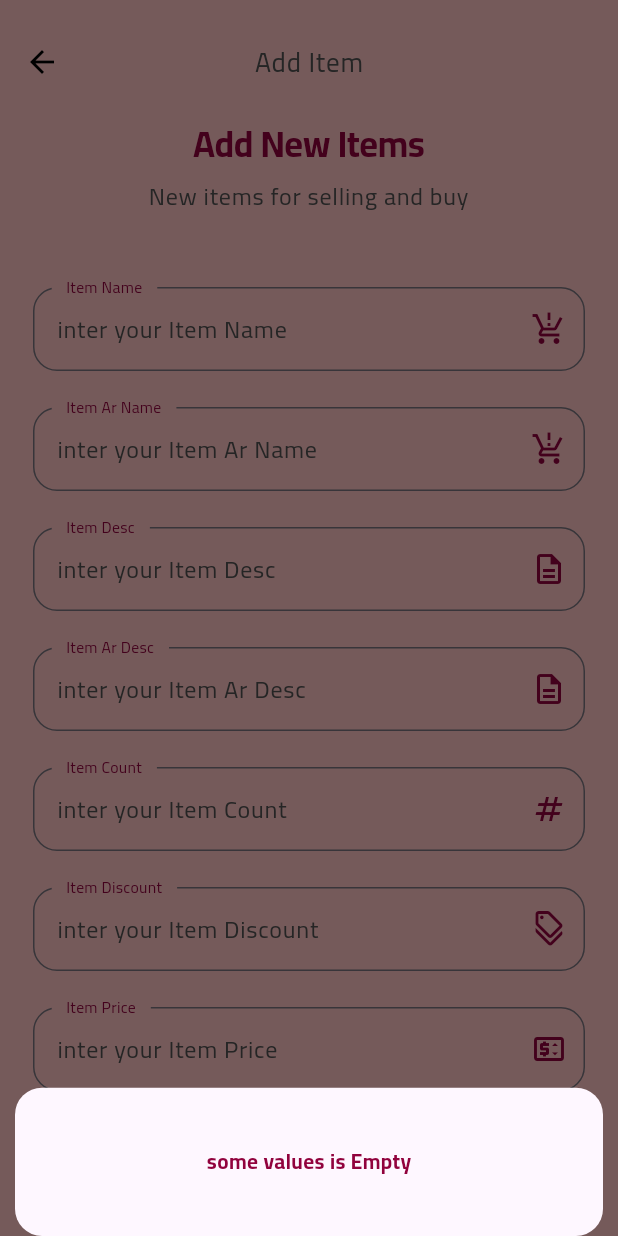
After one commit to waheedoofHnblaas/getx, a Flutter app: the AddItemPage screen opened by its route, after a tap on "ADD", on a phone screen of 412 x 824 dp. The commit adds this screen. Run offline on Flutter 3.47's test engine with Material 2 defaults, Android fonts, the light colour scheme and no system bars; our stand-ins replace animated_theme_switcher, cached_network_image, dartz, device_preview, firebase_core, firebase_messaging and 6 more; accounts and stored records are empty; statements that could not run were skipped; project files that could hold a hidden picture were left out.

Commit message:
ADD image and text new item

```diff
--- /dev/null
+++ b/lib/controller/additemcontoller/additemcontroller.dart
@@ -0,0 +1,137 @@
+import 'dart:io';
+
+import 'package:flutter/widgets.dart';
+import 'package:get/get.dart';
+import 'package:getx/controller/home/homecontroller.dart';
+import 'package:getx/core/class/statusrequest.dart';
+import 'package:getx/core/constant/approutes.dart';
+import 'package:getx/core/function/handlingdata.dart';
+import 'package:getx/data/datasource/remote/additem/additem.dart';
+import 'package:getx/data/datasource/remote/auth/signup.dart';
+import 'package:image_picker/image_picker.dart';
+import 'package:path/path.dart';
+
+abstract class additemControllerVM extends GetxController {
+  add();
+
+  getImagePath();
+
+  bool isValied();
+}
+
+class AddItemController extends additemControllerVM {
+  HomeController homeController = Get.find();
+  StatusRequest statusRequest = StatusRequest.none;
+  final ImagePicker _picker = ImagePicker();
+
+  final AddItemData addItemData = AddItemData(Get.find());
+  late GlobalKey<FormState> formState = GlobalKey<FormState>();
+
+  late TextEditingController item_name;
+  late TextEditingController items_cat;
+  late TextEditingController items_name_ar;
+  late TextEditingController items_desc;
+  late TextEditingController items_desc_ar;
+  late TextEditingController items_count;
+  late TextEditingController items_active;
+  late TextEditingController items_price;
+  late TextEditingController items_discount;
+  File? file;
+
+  @override
+  void onInit() {
+    item_name = TextEditingController();
+    items_active = TextEditingController(text: '1');
+    items_cat = TextEditingController();
+    items_desc = TextEditingController();
+    items_desc_ar = TextEditingController();
+    items_name_ar = TextEditingController();
+    items_count = TextEditingController();
+    items_discount = TextEditingController();
+    items_price = TextEditingController();
+    super.onInit();
+  }
+
+  @override
+  Future getImagePath() async {
+    final PickedFile? image = await _picker.getImage(
+      source: ImageSource.gallery,
+    );
+    file = File(image?.path ?? file!.path);
+
+    update();
+    print(basename(file!.path));
+  }
+
+  @override
+  add() async {
+    if (formState.currentState!.validate() && isValied()) {
+      statusRequest = StatusRequest.loading;
+      update();
+      print('add item : ${item_name.text}');
+
+      var response = await addItemData.addItemData(
+        item_name: item_name.text,
+        items_cat: items_cat.text,
+        items_name_ar: items_name_ar.text,
+        items_desc: items_desc.text,
+        items_desc_ar: items_desc_ar.text,
+        items_count: items_count.text,
+        items_active: items_active.text,
+        items_price: items_price.text,
+        items_discount: items_discount.text,
+        file: file!,
+      );
+      statusRequest = handlingData(response);
+      print('$response------');
+      if (statusRequest == StatusRequest.success) {
+        if (response['status'] == 'success') {
+          //data.addAll(response['data']);
+          homeController.changePage(0);
+          Get.offAllNamed(AppRoute.home);
+        } else {
+          Get.defaultDialog(
+            title: 'Warning',
+            titleStyle: Get.textTheme.headline1,
+            middleText: 'no item added',
+            middleTextStyle: Get.textTheme.bodyText1,
+            backgroundColor: Get.theme.backgroundColor,
+          );
+          statusRequest = StatusRequest.failure;
+        }
+      }
+      update();
+    } else {
+      print('not validate');
+    }
+  }
+
+  @override
+  bool isValied() {
+    if (file.isNull ||
+        item_name.text.isEmpty ||
+        items_active.text.isEmpty ||
+        items_cat.text.isEmpty ||
+        items_desc.text.isEmpty ||
+        items_desc_ar.text.isEmpty ||
+        items_name_ar.text.isEmpty ||
+        items_count.text.isEmpty ||
+        items_discount.text.isEmpty ||
+        items_price.text.isEmpty) {
+      Get.bottomSheet(
+        enableDrag: true,
+        Container(
+          decoration: BoxDecoration(
+              color: Get.theme.backgroundColor,
+              borderRadius: const BorderRadius.all(Radius.circular(18))),
+          height: Get.height * 0.12,
+          margin: const EdgeInsets.symmetric(horizontal: 10),
+          child: const Center(child: Text('some values is Empty')),
+        ),
+      );
+      return false;
+    } else {
+      return true;
+    }
+  }
+}
--- a/lib/core/class/crud.dart
+++ b/lib/core/class/crud.dart
@@ -1,9 +1,11 @@
 import 'dart:convert';
+import 'dart:io';
 
 import 'package:dartz/dartz.dart';
 import 'package:getx/core/class/statusrequest.dart';
 import 'package:getx/core/function/checkinternet.dart';
 import 'package:http/http.dart' as http;
+import 'package:path/path.dart';
 
 class Crud {
   Future<Either<StatusRequest, Map>> postData(String urlLink, Map data) async {
@@ -26,4 +28,41 @@ class Crud {
       return const Left(StatusRequest.serverExp);
     }
   }
+
+  Future<Either<StatusRequest, Map>> postDataWithImage(String urlLink, Map data,
+      File file) async {
+    try {
+      print(data);
+      print(file);
+      if (await checkInternet()) {
+        var request = http.MultipartRequest('POST', Uri.parse(urlLink));
+        var length = await file.length();
+        var stream = http.ByteStream(file.openRead());
+        var multiparFile = http.MultipartFile(
+            'file', stream, length, filename: basename(file.path));
+        request.files.add(multiparFile);
+        data.forEach((key, value) {
+          request.fields[key] = value;
+          print(key+':'+value);
+        });
+        var myreq = await request.send();
+
+        var response = await http.Response.fromStream(myreq);
+
+        if (response.statusCode == 200 || response.statusCode == 201) {
+          Map responceBody = jsonDecode(response.body);
+          print('==========responceBody.length================');
+          print(responceBody.length);
+          print('==========Crud================');
+          return Right(responceBody);
+        } else {
+          return const Left(StatusRequest.failure);
+        }
+      } else {
+        return const Left(StatusRequest.offline);
+      }
+    } catch (_) {
+      return const Left(StatusRequest.serverExp);
+    }
+  }
 }
--- a/lib/core/constant/approutes.dart
+++ b/lib/core/constant/approutes.dart
@@ -13,4 +13,5 @@ class AppRoute{
  static String successSignup = '/successSignup';
  static String successresetpassword = '/successresetpassword';
  static String checkemail = '/checkemail';
+ static String addItem = '/addItem';
 }
--- /dev/null
+++ b/lib/data/datasource/remote/additem/additem.dart
@@ -0,0 +1,36 @@
+import 'dart:io';
+
+import 'package:getx/core/class/crud.dart';
+import 'package:getx/links.dart';
+
+class AddItemData {
+  Crud crud;
+
+  AddItemData(this.crud);
+
+  addItemData({
+    required String  item_name,
+    required String  items_cat,
+    required String  items_name_ar,
+    required String  items_desc,
+    required String  items_desc_ar,
+    required String  items_count,
+    required String  items_active,
+    required String  items_price,
+    required String  items_discount,
+    required File  file,
+  }) async {
+    var response = await crud.postDataWithImage(AppLinks.addItemLink, {
+      'items_name': item_name,
+      'items_cat': items_cat,
+      'items_name_ar': items_name_ar,
+      'items_desc': items_desc,
+      'items_desc_ar': items_desc_ar,
+      'items_count': items_count,
+      'items_active': items_active,
+      'items_price': items_price,
+      'items_discount': items_discount,
+    },file);
+    return response.fold((l) => l, (r) => r);
+  }
+}
--- a/lib/links.dart
+++ b/lib/links.dart
@@ -15,6 +15,9 @@ class AppLinks {
   static const String categoriesLink         = '$serverLink/categories/view.php';
   static const String homeDataLink           = '$serverLink/home.php';
 
+  //========================    Add Item    ===========================
+  static const String addItemLink         = '$serverLink/items/add.php';
+
   //========================    Forget Password    ===========================
   static const String checkEmailLink        = '$serverLink/forgetpassword/checkemail.php';
   static const String verifiyForgetCodeLink = '$serverLink/forgetpassword/verifycode.php';
--- a/lib/routes.dart
+++ b/lib/routes.dart
@@ -1,6 +1,7 @@
 import 'package:get/get.dart';
 import 'package:getx/core/constant/approutes.dart';
 import 'package:getx/core/middelware.dart';
+import 'package:getx/view/screen/additem/additem.dart';
 import 'package:getx/view/screen/auth/forgetpassword/forgetpassword.dart';
 import 'package:getx/view/screen/auth/login.dart';
 import 'package:getx/view/screen/auth/signup.dart';
@@ -49,4 +50,10 @@ List<GetPage<dynamic>>? routes = [
     transition: Transition.downToUp,
     transitionDuration: const Duration(milliseconds: 333),
   ),
+  GetPage(
+    name: AppRoute.addItem,
+    page: () => const AddItemPage(),
+    transition: Transition.downToUp,
+    transitionDuration: const Duration(milliseconds: 333),
+  ),
 ];
--- /dev/null
+++ b/lib/view/screen/additem/additem.dart
@@ -0,0 +1,213 @@
+import 'dart:io';
+import 'package:flutter/material.dart';
+import 'package:get/get.dart';
+import 'package:getx/controller/additemcontoller/additemcontroller.dart';
+import 'package:getx/core/class/statusrequest.dart';
+import 'package:getx/core/constant/imagesassets.dart';
+import 'package:getx/view/widget/auth/apploginbutton.dart';
+import 'package:getx/view/widget/auth/apploginsubtitle.dart';
+import 'package:getx/view/widget/auth/apptextfield.dart';
+import 'package:lottie/lottie.dart';
+
+import '../../widget/auth/applogintext.dart';
+
+class AddItemPage extends StatelessWidget {
+  const AddItemPage({Key? key}) : super(key: key);
+
+  @override
+  Widget build(BuildContext context) {
+    Get.put(AddItemController());
+    return Scaffold(
+      appBar: AppBar(
+        title: Text(
+          'Add Item',
+          style: Get.theme.textTheme.bodyText1!.copyWith(fontSize: 18),
+        ),
+      ),
+      body: GetBuilder<AddItemController>(builder: (controller) {
+        if (controller.statusRequest == StatusRequest.loading) {
+          return Center(child: Lottie.asset(AppImagesAssets.loading));
+        } else {
+          return Center(
+            child: Form(
+              key: controller.formState,
+              child: Column(
+                crossAxisAlignment: CrossAxisAlignment.center,
+                children: [
+                  Expanded(
+                    child: ListView(
+                      shrinkWrap: true,
+                      primary: true,
+                      children: [
+                        const AppLoginTitel(title: 'Add New Items'),
+                        const SizedBox(
+                          height: 5,
+                        ),
+                        const AppLoginSubTitle(
+                          subtitle: 'New items for selling and buy',
+                        ),
+                        const SizedBox(
+                          height: 33,
+                        ),
+                        AppTextField(
+                          textFieldController: controller.item_name,
+                          validator: (val) {
+                            return null;
+                          },
+                          type: 'Item Name',
+                          iconData: Icons.production_quantity_limits,
+                          inputType: TextInputType.name,
+                          onChanged: (val) {
+                            controller.item_name =
+                                TextEditingController(text: val);
+                            print(controller.item_name.text);
+                          },
+                        ),
+                        AppTextField(
+                          textFieldController: controller.items_name_ar,
+                          validator: (val) {
+                            return null;
+                          },
+                          type: 'Item Ar Name',
+                          iconData: Icons.production_quantity_limits,
+                          inputType: TextInputType.name,
+                          onChanged: (val) {
+                            controller.items_name_ar =
+                                TextEditingController(text: val);
+                          },
+                        ),
+                        AppTextField(
+                          textFieldController: controller.items_desc,
+                          validator: (val) {
+                            return null;
+                          },
+                          type: 'Item Desc',
+                          iconData: Icons.description_outlined,
+                          inputType: TextInputType.name,
+                          onChanged: (val) {
+                            controller.items_desc =
+                                TextEditingController(text: val);
+                          },
+                        ),
+                        AppTextField(
+                          textFieldController: controller.items_desc_ar,
+                          validator: (val) {
+                            return null;
+                          },
+                          type: 'Item Ar Desc',
+                          iconData: Icons.description_outlined,
+                          inputType: TextInputType.name,
+                          onChanged: (val) {
+                            controller.items_desc_ar =
+                                TextEditingController(text: val);
+                          },
+                        ),
+                        AppTextField(
+                          textFieldController: controller.items_count,
+                          validator: (val) {
+                            return null;
+                          },
+                          type: 'Item Count',
+                          iconData: Icons.numbers,
+                          inputType: TextInputType.name,
+                          onChanged: (val) {
+                            controller.items_count =
+                                TextEditingController(text: val);
+                          },
+                        ),
+                        AppTextField(
+                          textFieldController: controller.items_discount,
+                          validator: (val) {
+                            return null;
+                          },
+                          type: 'Item Discount',
+                          iconData: Icons.discount_outlined,
+                          inputType: TextInputType.name,
+                          onChanged: (val) {
+                            controller.items_discount =
+                                TextEditingController(text: val);
+                          },
+                        ),
+                        AppTextField(
+                          textFieldController: controller.items_price,
+                          validator: (val) {
+                            return null;
+                          },
+                          type: 'Item Price',
+                          iconData: Icons.price_change_outlined,
+                          inputType: TextInputType.name,
+                          onChanged: (val) {
+                            controller.items_price =
+                                TextEditingController(text: val);
+                            print(controller.items_price.text);
+                          },
+                        ),
+                        AppTextField(
+                          textFieldController: controller.items_cat,
+                          validator: (val) {
+                            return null;
+                          },
+                          type: 'Item categories',
+                          iconData: Icons.price_change_outlined,
+                          inputType: TextInputType.name,
+                          onChanged: (val) {
+                            controller.items_cat =
+                                TextEditingController(text: val);
+                            print(controller.items_cat.text);
+                          },
+                        ),
+                        AppTextField(
+                          textFieldController: controller.items_active,
+                          validator: (val) {
+                            return null;
+                          },
+                          type: 'Item active',
+                          iconData: Icons.local_activity_outlined,
+                          inputType: TextInputType.name,
+                          onChanged: (val) {
+                            controller.items_active =
+                                TextEditingController(text: val);
+                            print(controller.items_active.text);
+                          },
+                        ),
+                        Row(
+                          mainAxisAlignment: MainAxisAlignment.center,
+                          children: [
+                            controller.file.isNull
+                                ? Container()
+                                : SizedBox(
+                                    width: 60,
+                                    height: 60,
+                                    child: Image.file(
+                                        File(controller.file!.path))),
+                            TextButton(
+                                onPressed: () async {
+                                  await controller.getImagePath();
+                                },
+                                child: const Text(
+                                  'ADD IMAGE',
+                                  style: TextStyle(color: Colors.blue),
+                                )),
+                          ],
+                        ),
+                      ],
+                    ),
+                  ),
+                  AppSignUpAndLoginButton(
+                    text: 'ADD',
+                    onPressed: () async {
+                      await controller.add();
+                    },
+                  ),
+                  const SizedBox(
+                    height: 10,
+                  )
+                ],
+              ),
+            ),
+          );
+        }
+      }),
+    );
+  }
+}
--- a/lib/view/widget/auth/applogintext.dart
+++ b/lib/view/widget/auth/applogintext.dart
@@ -7,9 +7,11 @@ class AppLoginTitel extends StatelessWidget {
   final String title;
   @override
   Widget build(BuildContext context) {
-    return Text(
-      title,
-      style: Get.theme.textTheme.headline1,
+    return Center(
+      child: Text(
+        title,
+        style: Get.theme.textTheme.headline1,
+      ),
     );
   }
 }
--- a/lib/view/widget/home/settingpage/settingrow.dart
+++ b/lib/view/widget/home/settingpage/settingrow.dart
@@ -4,6 +4,7 @@ import 'package:get/get.dart';
 import 'package:getx/controller/home/homecontroller.dart';
 import 'package:getx/controller/home/personcontroller.dart';
 import 'package:getx/controller/themecontroller.dart';
+import 'package:getx/core/constant/approutes.dart';
 import 'package:getx/core/constant/themesdata/themes.dart';
 import 'package:getx/core/localization/changelocal.dart';
 import 'package:getx/view/widget/home/settingpage/rowtile.dart';
@@ -30,7 +31,9 @@ class SettingRowWidget extends StatelessWidget {
           mainAxisAlignment: MainAxisAlignment.spaceEvenly,
           children: [
             RowTileWidget(
-              onTap: () {},
+              onTap: () {
+                Get.toNamed(AppRoute.addItem);
+              },
               icon: Icon(
                 Icons.add,
                 color: AppThemes().getCurrentTheme().primaryColor,
```
